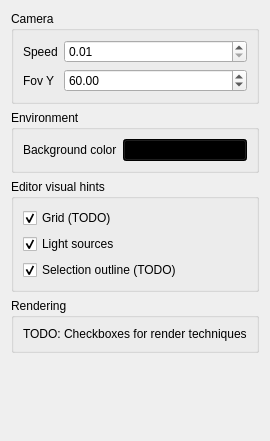
Qt form Engine/Project3/ui/miscsettingswidget.ui (Adria-F/QT-Graphics-Engine) before a commit.
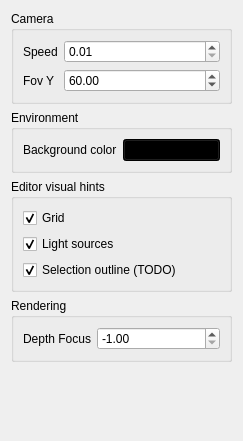
The same form after that commit.

Patch:
```diff
--- a/Engine/Project3/ui/miscsettingswidget.ui
+++ b/Engine/Project3/ui/miscsettingswidget.ui
@@ -92,7 +92,7 @@
       <item>
        <widget class="QCheckBox" name="checkBoxGrid">
         <property name="text">
-         <string>Grid (TODO)</string>
+         <string>Grid </string>
         </property>
         <property name="checked">
          <bool>true</bool>
@@ -127,11 +127,21 @@
      <property name="title">
       <string>Rendering</string>
      </property>
-     <layout class="QVBoxLayout" name="verticalLayout_2">
-      <item>
+     <layout class="QFormLayout" name="formLayout_3">
+      <item row="0" column="0">
        <widget class="QLabel" name="label_3">
         <property name="text">
-         <string>TODO: Checkboxes for render techniques</string>
+         <string>Depth Focus</string>
+        </property>
+       </widget>
+      </item>
+      <item row="0" column="1">
+       <widget class="QDoubleSpinBox" name="depthFocus">
+        <property name="minimum">
+         <double>-1.000000000000000</double>
+        </property>
+        <property name="value">
+         <double>-1.000000000000000</double>
         </property>
        </widget>
       </item>
```
